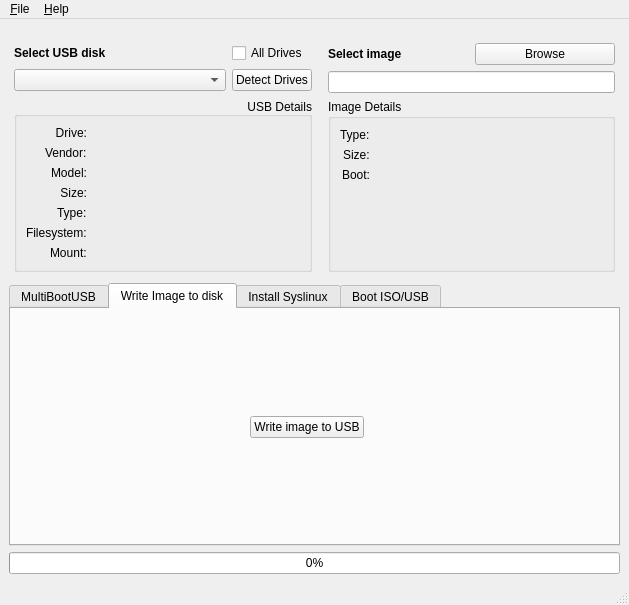
mbusb/multibootusb, file scripts/gui/multibootusb.ui: the form before one commit.
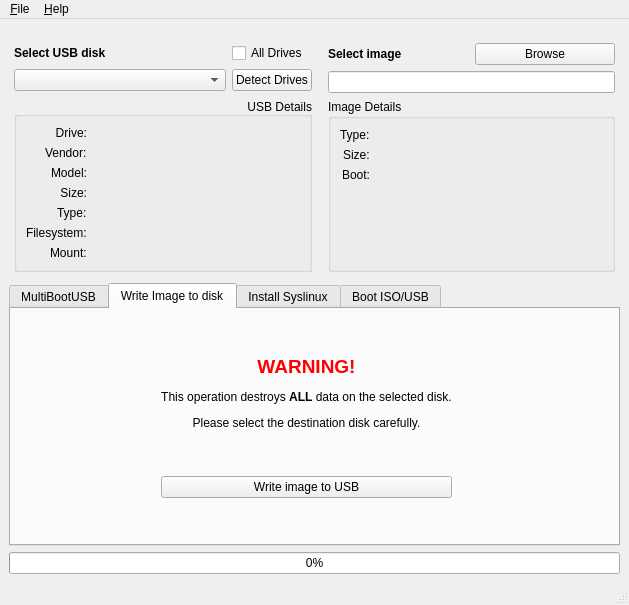
The form after the commit. The open tabs and pages were chosen to show the change. Icons and pictures are not drawn.

Commit message: rework imager tab

The edit to the form file:
```diff
--- a/scripts/gui/multibootusb.ui
+++ b/scripts/gui/multibootusb.ui
@@ -483,7 +483,7 @@
           <property name="bottomMargin">
            <number>5</number>
           </property>
-          <item row="1" column="2">
+          <item row="3" column="2">
            <spacer name="horizontalSpacer_7">
             <property name="orientation">
              <enum>Qt::Horizontal</enum>
@@ -496,14 +496,14 @@
             </property>
            </spacer>
           </item>
-          <item row="1" column="1">
+          <item row="3" column="1">
            <widget class="QPushButton" name="button_write_image_to_disk">
             <property name="text">
              <string>Write image to USB</string>
             </property>
            </widget>
           </item>
-          <item row="1" column="3" colspan="2">
+          <item row="3" column="3" colspan="2">
            <widget class="QWidget" name="widget_7" native="true">
             <layout class="QVBoxLayout" name="verticalLayout_6">
              <property name="leftMargin">
@@ -521,7 +521,7 @@
             </layout>
            </widget>
           </item>
-          <item row="1" column="0">
+          <item row="3" column="0">
            <spacer name="horizontalSpacer_5">
             <property name="orientation">
              <enum>Qt::Horizontal</enum>
@@ -534,8 +534,28 @@
             </property>
            </spacer>
           </item>
+          <item row="4" column="1">
+           <spacer name="verticalSpacer_3">
+            <property name="orientation">
+             <enum>Qt::Vertical</enum>
+            </property>
+            <property name="sizeHint" stdset="0">
+             <size>
+              <width>20</width>
+              <height>40</height>
+             </size>
+            </property>
+           </spacer>
+          </item>
+          <item row="1" column="1">
+           <widget class="QLabel" name="label_6">
+            <property name="text">
+             <string>&lt;html&gt;&lt;head/&gt;&lt;body&gt;&lt;p align=&quot;center&quot;&gt;&lt;span style=&quot; font-size:14pt; font-weight:600; color:#ff0000;&quot;&gt;WARNING!&lt;/span&gt;&lt;/p&gt;&lt;p align=&quot;center&quot;&gt;&lt;span style=&quot; color:#000000;&quot;&gt;This operation destroys &lt;/span&gt;&lt;span style=&quot; font-weight:600; color:#000000;&quot;&gt;ALL&lt;/span&gt;&lt;span style=&quot; color:#000000;&quot;&gt; data on the selected disk.&lt;/span&gt;&lt;/p&gt;&lt;p align=&quot;center&quot;&gt;&lt;span style=&quot; color:#000000;&quot;&gt;Please select the destination disk carefully.&lt;/span&gt;&lt;/p&gt;&lt;/body&gt;&lt;/html&gt;</string>
+            </property>
+           </widget>
+          </item>
           <item row="0" column="1">
-           <spacer name="verticalSpacer_4">
+           <spacer name="verticalSpacer_2">
             <property name="orientation">
              <enum>Qt::Vertical</enum>
             </property>
@@ -548,7 +568,7 @@
            </spacer>
           </item>
           <item row="2" column="1">
-           <spacer name="verticalSpacer_5">
+           <spacer name="verticalSpacer_4">
             <property name="orientation">
              <enum>Qt::Vertical</enum>
             </property>
```
Left out of the diff: 6 changed lines with no effect on the pictures. The commit also changes 2 other files.
